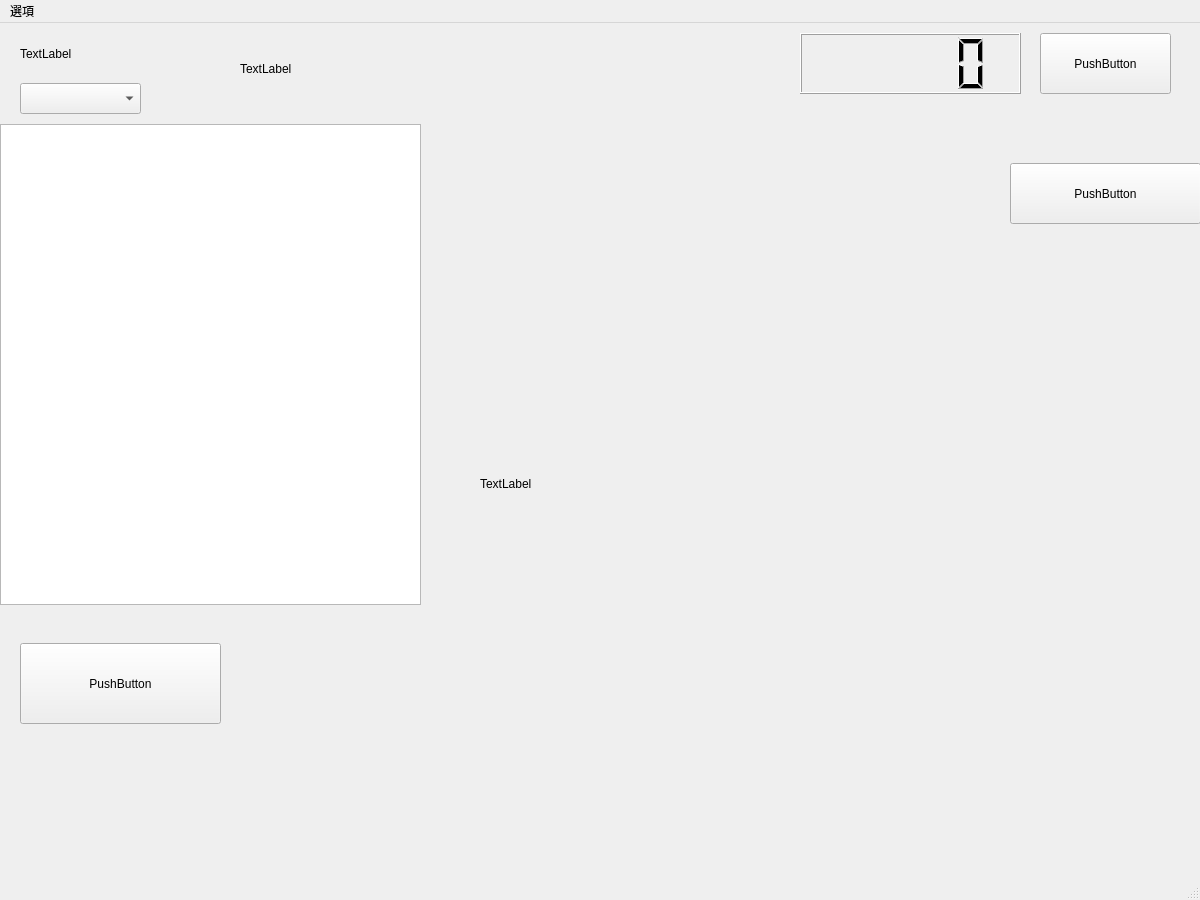
jychen0611/SWProject, file WHO.ui: the form before one commit.
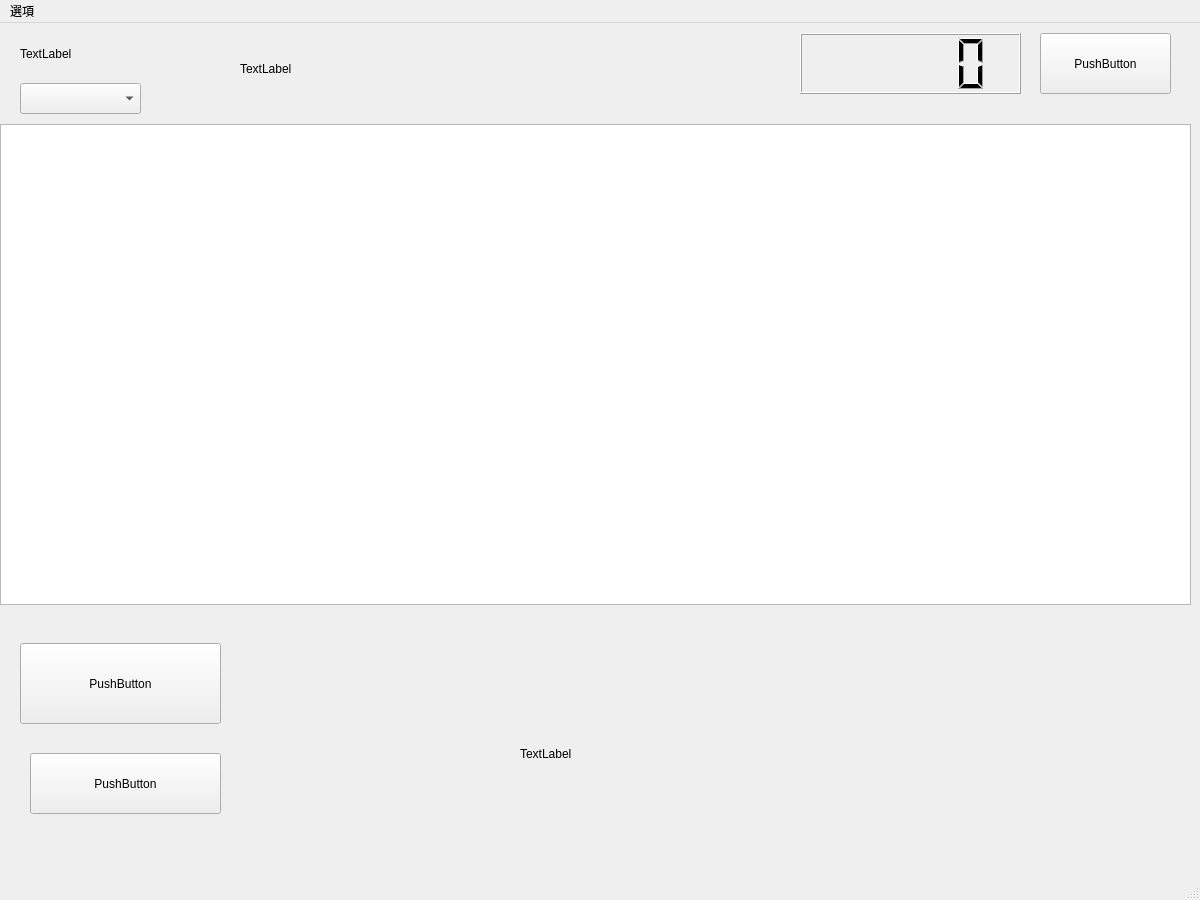
The form after the commit.

The edit to the form file:
```diff
--- a/WHO.ui
+++ b/WHO.ui
@@ -33,10 +33,10 @@
    <widget class="QLabel" name="label">
     <property name="geometry">
      <rect>
-      <x>480</x>
-      <y>250</y>
-      <width>691</width>
-      <height>421</height>
+      <x>520</x>
+      <y>610</y>
+      <width>661</width>
+      <height>241</height>
      </rect>
     </property>
     <property name="text">
@@ -107,7 +107,7 @@
      <rect>
       <x>0</x>
       <y>101</y>
-      <width>421</width>
+      <width>1191</width>
       <height>481</height>
      </rect>
     </property>
@@ -115,8 +115,8 @@
    <widget class="QPushButton" name="pushButton_3">
     <property name="geometry">
      <rect>
-      <x>1010</x>
-      <y>140</y>
+      <x>30</x>
+      <y>730</y>
       <width>191</width>
       <height>61</height>
      </rect>
```
